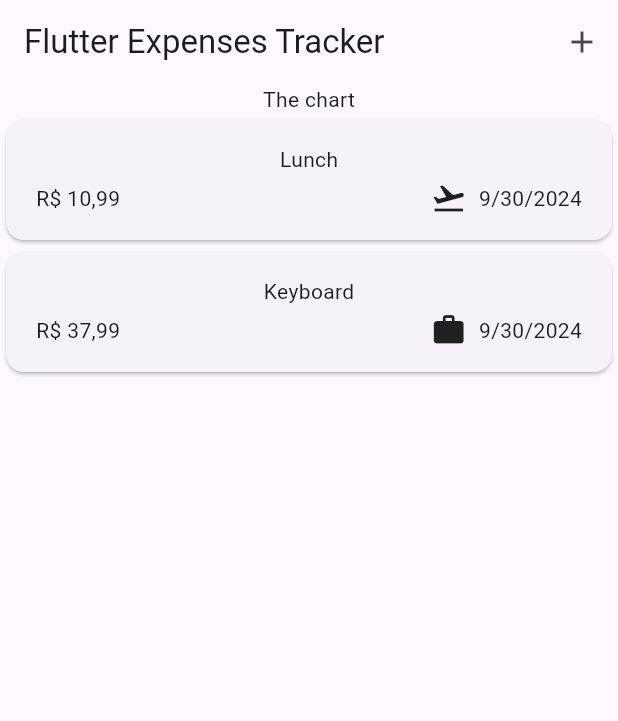
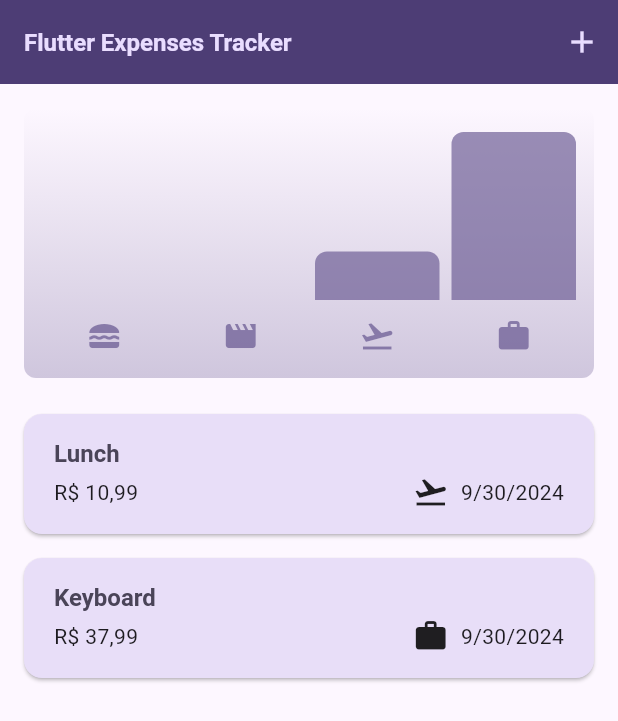
Before and after one commit to diego-rib/flutter-estudos, a Flutter app: the screen it shows after launch, on a phone screen of 412 x 824 dp. Shown: the top 721 px of the screen. Run offline on Flutter 3.47's test engine with Material 3 defaults, Android fonts, the phone set to English and light mode, and no system bars; our stand-ins replace currency_text_input_formatter, google_fonts.

Commit message:
study session => 30-09

```diff
--- a/3-expenses_tracker/lib/main.dart
+++ b/3-expenses_tracker/lib/main.dart
@@ -1,5 +1,14 @@
 import 'package:flutter/material.dart';
 import 'package:expenses_tracker/widgets/expenses.dart';
+
+var kColorScheme = ColorScheme.fromSeed(
+  seedColor: const Color.fromARGB(255, 96, 59, 181),
+);
+
+var kDarkColorScheme = ColorScheme.fromSeed(
+  brightness: Brightness.dark,
+  seedColor: const Color.fromARGB(255, 9, 99, 125),
+);
 
 void main() {
   runApp(const MainApp());
@@ -11,7 +20,50 @@ class MainApp extends StatelessWidget {
   @override
   Widget build(BuildContext context) {
     return MaterialApp(
-      theme: ThemeData(useMaterial3: true),
+      darkTheme: ThemeData.dark().copyWith(
+        colorScheme: kDarkColorScheme,
+        cardTheme: const CardTheme().copyWith(
+          color: kDarkColorScheme.secondaryContainer,
+          margin: const EdgeInsets.symmetric(
+            horizontal: 16,
+            vertical: 8,
+          ),
+        ),
+        elevatedButtonTheme: ElevatedButtonThemeData(
+          style: ElevatedButton.styleFrom(
+            backgroundColor: kDarkColorScheme.primaryContainer,
+            foregroundColor: kDarkColorScheme.onPrimaryContainer,
+          ),
+        ),
+      ),
+      theme: ThemeData(
+        useMaterial3: true,
+        colorScheme: kColorScheme,
+        appBarTheme: const AppBarTheme().copyWith(
+          backgroundColor: kColorScheme.onPrimaryContainer,
+          foregroundColor: kColorScheme.primaryContainer,
+        ),
+        cardTheme: const CardTheme().copyWith(
+          color: kColorScheme.secondaryContainer,
+          margin: const EdgeInsets.symmetric(
+            horizontal: 16,
+            vertical: 8,
+          ),
+        ),
+        elevatedButtonTheme: ElevatedButtonThemeData(
+          style: ElevatedButton.styleFrom(
+            backgroundColor: kColorScheme.primaryContainer,
+          ),
+        ),
+        textTheme: ThemeData().textTheme.copyWith(
+              titleLarge: TextStyle(
+                fontWeight: FontWeight.bold,
+                color: kColorScheme.onSecondaryContainer,
+                fontSize: 16,
+              ),
+            ),
+      ),
+      themeMode: ThemeMode.system,
       home: const Expenses(),
     );
   }
--- a/3-expenses_tracker/lib/models/expenses.dart
+++ b/3-expenses_tracker/lib/models/expenses.dart
@@ -42,3 +42,28 @@ class Expense {
     return categoryIcons[category];
   }
 }
+
+class ExpenseBucket {
+  const ExpenseBucket({
+    required this.category,
+    required this.expenses,
+  });
+
+  ExpenseBucket.forCategory(List<Expense> allExpenses, this.category)
+      : expenses = allExpenses
+            .where((expense) => expense.category == category)
+            .toList();
+
+  final Category category;
+  final List<Expense> expenses;
+
+  double get totalExpenses {
+    double sum = 0;
+
+    for (final expense in expenses) {
+      sum += expense.amount;
+    }
+
+    return sum;
+  }
+}
--- /dev/null
+++ b/3-expenses_tracker/lib/widgets/chart/chart.dart
@@ -0,0 +1,95 @@
+import 'package:flutter/material.dart';
+
+import 'package:expenses_tracker/widgets/chart/chart_bar.dart';
+import 'package:expenses_tracker/models/expenses.dart';
+
+class Chart extends StatelessWidget {
+  const Chart({super.key, required this.expenses});
+
+  final List<Expense> expenses;
+
+  List<ExpenseBucket> get buckets {
+    return [
+      ExpenseBucket.forCategory(expenses, Category.food),
+      ExpenseBucket.forCategory(expenses, Category.leisure),
+      ExpenseBucket.forCategory(expenses, Category.travel),
+      ExpenseBucket.forCategory(expenses, Category.work),
+    ];
+  }
+
+  double get maxTotalExpense {
+    double maxTotalExpense = 0;
+
+    for (final bucket in buckets) {
+      if (bucket.totalExpenses > maxTotalExpense) {
+        maxTotalExpense = bucket.totalExpenses;
+      }
+    }
+
+    return maxTotalExpense;
+  }
+
+  @override
+  Widget build(BuildContext context) {
+    final isDarkMode =
+        MediaQuery.of(context).platformBrightness == Brightness.dark;
+    return Container(
+      margin: const EdgeInsets.all(16),
+      padding: const EdgeInsets.symmetric(
+        vertical: 16,
+        horizontal: 8,
+      ),
+      width: double.infinity,
+      height: 180,
+      decoration: BoxDecoration(
+        borderRadius: BorderRadius.circular(8),
+        gradient: LinearGradient(
+          colors: [
+            Theme.of(context).colorScheme.primary.withOpacity(0.3),
+            Theme.of(context).colorScheme.primary.withOpacity(0.0)
+          ],
+          begin: Alignment.bottomCenter,
+          end: Alignment.topCenter,
+        ),
+      ),
+      child: Column(
+        children: [
+          Expanded(
+            child: Row(
+              crossAxisAlignment: CrossAxisAlignment.end,
+              children: [
+                for (final bucket in buckets) // alternative to map()
+                  ChartBar(
+                    fill: bucket.totalExpenses == 0
+                        ? 0
+                        : bucket.totalExpenses / maxTotalExpense,
+                  )
+              ],
+            ),
+          ),
+          const SizedBox(height: 12),
+          Row(
+            children: buckets // for ... in
+                .map(
+                  (bucket) => Expanded(
+                    child: Padding(
+                      padding: const EdgeInsets.symmetric(horizontal: 4),
+                      child: Icon(
+                        categoryIcons[bucket.category],
+                        color: isDarkMode
+                            ? Theme.of(context).colorScheme.secondary
+                            : Theme.of(context)
+                                .colorScheme
+                                .primary
+                                .withOpacity(0.7),
+                      ),
+                    ),
+                  ),
+                )
+                .toList(),
+          )
+        ],
+      ),
+    );
+  }
+}
--- /dev/null
+++ b/3-expenses_tracker/lib/widgets/chart/chart_bar.dart
@@ -0,0 +1,34 @@
+import 'package:flutter/material.dart';
+
+class ChartBar extends StatelessWidget {
+  const ChartBar({
+    super.key,
+    required this.fill,
+  });
+
+  final double fill;
+
+  @override
+  Widget build(BuildContext context) {
+    final isDarkMode =
+        MediaQuery.of(context).platformBrightness == Brightness.dark;
+    return Expanded(
+      child: Padding(
+        padding: const EdgeInsets.symmetric(horizontal: 4),
+        child: FractionallySizedBox(
+          heightFactor: fill, // 0 <> 1
+          child: DecoratedBox(
+            decoration: BoxDecoration(
+              shape: BoxShape.rectangle,
+              borderRadius:
+                  const BorderRadius.vertical(top: Radius.circular(8)),
+              color: isDarkMode
+                  ? Theme.of(context).colorScheme.secondary
+                  : Theme.of(context).colorScheme.primary.withOpacity(0.65),
+            ),
+          ),
+        ),
+      ),
+    );
+  }
+}
--- a/3-expenses_tracker/lib/widgets/expenses.dart
+++ b/3-expenses_tracker/lib/widgets/expenses.dart
@@ -1,3 +1,4 @@
+import 'package:expenses_tracker/widgets/chart/chart.dart';
 import 'package:expenses_tracker/widgets/expenses_list/expenses_list.dart';
 import 'package:expenses_tracker/widgets/new_expense_form.dart';
 import 'package:flutter/material.dart';
@@ -35,9 +36,29 @@ class _ExpensesState extends State<Expenses> {
   }
 
   void _removeExpense(Expense expense) {
+    final expenseIndex = _registeredExpenses.indexOf(expense);
+    final expenseName = expense.title;
+
     setState(() {
       _registeredExpenses.remove(expense);
     });
+
+    ScaffoldMessenger.of(context).clearSnackBars();
+
+    ScaffoldMessenger.of(context).showSnackBar(
+      SnackBar(
+        duration: const Duration(seconds: 5),
+        content: Text('Expense \'$expenseName\' deleted'),
+        action: SnackBarAction(
+          label: 'Undo',
+          onPressed: () {
+            setState(() {
+              _registeredExpenses.insert(expenseIndex, expense);
+            });
+          },
+        ),
+      ),
+    );
   }
 
   void _openAddExpenseOverlay() {
@@ -50,6 +71,15 @@ class _ExpensesState extends State<Expenses> {
 
   @override
   Widget build(BuildContext context) {
+    Widget mainContent = const Center(
+      child: Text('No expenses found. Start adding some!'),
+    );
+
+    if (_registeredExpenses.isNotEmpty) {
+      mainContent = ExpensesList(
+          expenses: _registeredExpenses, onRemoveExpense: _removeExpense);
+    }
+
     return Scaffold(
       appBar: AppBar(
         title: const Text('Flutter Expenses Tracker'),
@@ -62,10 +92,9 @@ class _ExpensesState extends State<Expenses> {
       ),
       body: Column(
         children: [
-          const Text('The chart'),
+          Chart(expenses: _registeredExpenses),
           Expanded(
-            child: ExpensesList(
-                expenses: _registeredExpenses, onRemoveExpense: _removeExpense),
+            child: mainContent,
           ),
         ],
       ),
--- a/3-expenses_tracker/lib/widgets/expenses_list/expenses_list.dart
+++ b/3-expenses_tracker/lib/widgets/expenses_list/expenses_list.dart
@@ -17,6 +17,11 @@ class ExpensesList extends StatelessWidget {
     return ListView.builder(
       itemCount: expenses.length,
       itemBuilder: (context, index) => Dismissible(
+        background: Container(
+          color: Theme.of(context).colorScheme.error,
+          margin: EdgeInsets.symmetric(
+              horizontal: Theme.of(context).cardTheme.margin!.horizontal),
+        ),
         key: ValueKey(expenses[index]),
         child: ExpensesListItem(expense: expenses[index]),
         onDismissed: (direction) {
--- a/3-expenses_tracker/lib/widgets/expenses_list/expenses_list_item.dart
+++ b/3-expenses_tracker/lib/widgets/expenses_list/expenses_list_item.dart
@@ -15,8 +15,12 @@ class ExpensesListItem extends StatelessWidget {
           vertical: 16,
         ),
         child: Column(
+          crossAxisAlignment: CrossAxisAlignment.start,
           children: [
-            Text(expense.title),
+            Text(
+              expense.title,
+              style: Theme.of(context).textTheme.titleLarge,
+            ),
             const SizedBox(height: 4),
             Row(
               children: [
--- a/3-expenses_tracker/lib/widgets/new_expense_form.dart
+++ b/3-expenses_tracker/lib/widgets/new_expense_form.dart
@@ -150,7 +150,7 @@ class _NewExpenseFormState extends State<NewExpenseForm> {
                 },
               ),
               const Spacer(),
-              ElevatedButton(
+              TextButton(
                 onPressed: () {
                   Navigator.pop(context);
                 },
```
